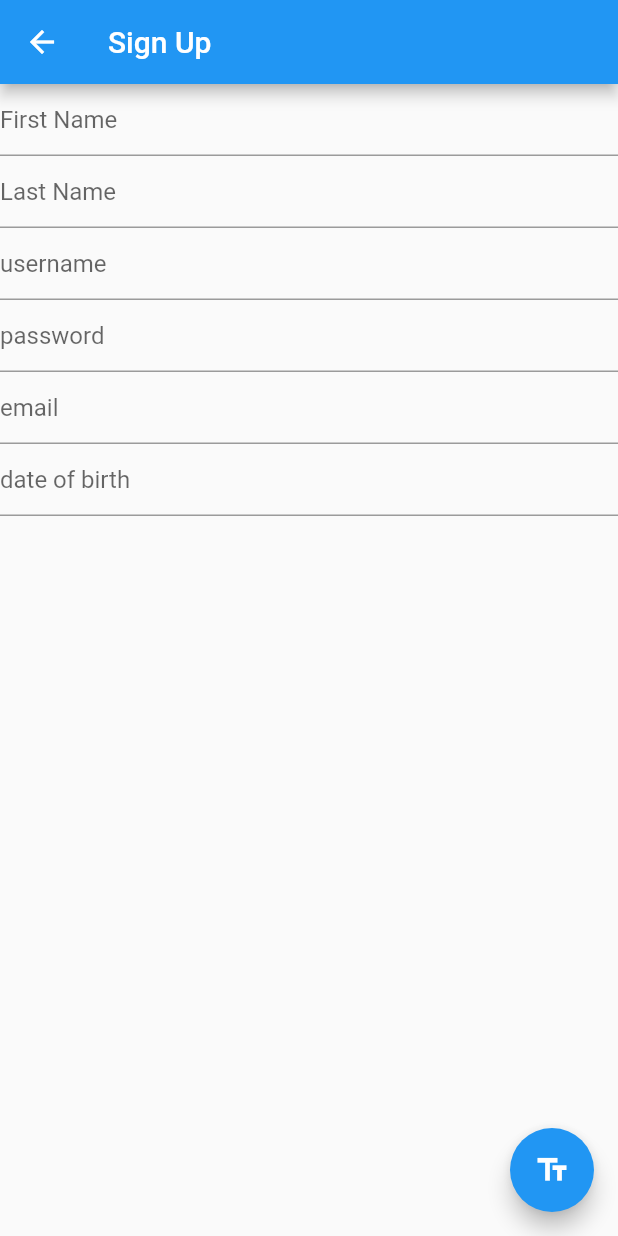
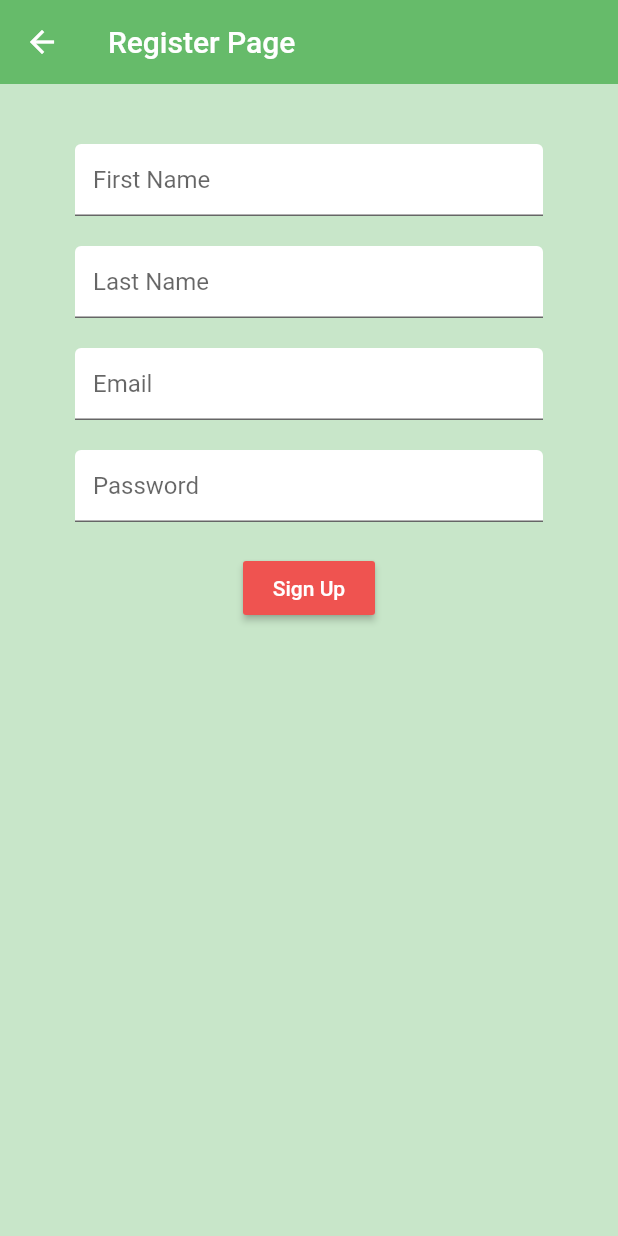
Before and after one commit to atmelaku/MediaCenterFlutter, a Flutter app: the SignUpPage screen opened directly, on a phone screen of 412 x 824 dp. Run offline on Flutter 3.47's test engine with Material 2 defaults, Android fonts, the phone set to English and light mode, and no system bars; our stand-ins replace firebase_auth, firebase_core; accounts and stored records are empty.

Commit message:
create a register page and validate the email and password

```diff
--- a/lib/auth/signup.dart
+++ b/lib/auth/signup.dart
@@ -1,81 +1,133 @@
+
 import 'package:flutter/material.dart';
-import 'dart:math';
-import 'package:cloud_firestore/cloud_firestore.dart';
-
-import 'login.dart';
+import 'package:mediacenterflutter/auth/auth.dart';
+import 'package:mediacenterflutter/auth/login.dart';
 
 class SignUpPage extends StatefulWidget {
+
+
   @override
-  _SignUpPageState createState() {
-    return _SignUpPageState();
+  _SignUpState createState() {
+    return _SignUpState();
   }
 }
 
-final firstNameController = TextEditingController();
-final lastNameController = TextEditingController();
-final usernameController = TextEditingController();
-final passwordController = TextEditingController();
-final emailController = TextEditingController();
-final dateController = TextEditingController();
+class _SignUpState extends State<SignUpPage> {
 
-Random random = new Random();
-int randomNumber = random.nextInt(1000);
+  final AuthService _auth = AuthService();
+  final _formKey = GlobalKey<FormState>();
 
-final firestoreInstance = FirebaseFirestore.instance;
-
-class _SignUpPageState extends State<SignUpPage> {
+  //text field state
+  String firstName = "";
+  String lastName = "";
+  String email = "";
+  String password = "";
+  String error = "";
   @override
   Widget build(BuildContext context) {
     return Scaffold(
-      appBar: AppBar(title: Text('Sign Up')),
-      body: Column(children: <Widget>[
-        TextField(
-          controller: firstNameController,
-          decoration: InputDecoration(hintText: 'First Name'),
+      backgroundColor: Colors.green[100],
+
+      appBar: AppBar(
+          backgroundColor: Colors.green[400],
+          elevation: 0.0,
+          title: Text('Register Page')),
+      body: Container(
+        padding: EdgeInsets.symmetric(vertical: 20.0, horizontal: 50.0),
+        child: Form(
+          key: _formKey,
+          child: Column(
+            children: [
+              SizedBox(height: 20),
+              TextFormField(
+                decoration: InputDecoration(
+                  hintText: "First Name",
+                  fillColor: Colors.white,
+                  filled: true,
                 ),
-        TextField(
-          controller: lastNameController,
-          decoration: InputDecoration(hintText: 'Last Name'),
+
+                onChanged: (val) {
+                  setState(() => firstName = val);
+                },
               ),
-        TextField(
-          controller: usernameController,
-          decoration: InputDecoration(hintText: 'username'),
+              SizedBox(height: 20),
+              TextFormField(
+                decoration: InputDecoration(
+                  hintText: "Last Name",
+                  fillColor: Colors.white,
+                  filled: true,
                 ),
-        TextField(
-          controller: passwordController,
-          decoration: InputDecoration(hintText: 'password'),
+                onChanged: (val) {
+                  setState(() => lastName = val);
+                },
               ),
-        TextField(
-          controller: emailController,
-          decoration: InputDecoration(hintText: 'email'),
+              SizedBox(height: 20),
+              TextFormField(
+                decoration: InputDecoration(
+                  hintText: "Email",
+                  fillColor: Colors.white,
+                  filled: true,
                 ),
-        TextField(
-          controller: dateController,
-          decoration: InputDecoration(hintText: 'date of birth'),
+                // check if the field is not empty
+                validator: (val) => val.isEmpty ? "Enter an email" : null,
+                onChanged: (val) {
+                  setState(() => email = val);
+                },
               ),
-      ]),
-      floatingActionButton: FloatingActionButton(
-        onPressed: () {
-          firestoreInstance.collection("profile").add({
-            "first_name": firstNameController.text,
-            "last_name": lastNameController.text,
-            "date_of_birth": dateController.text,
-            "user_ID": randomNumber,
+              SizedBox(height: 20),
+              TextFormField(
+                decoration: InputDecoration(
+                  hintText: "Password",
+                  fillColor: Colors.white,
+                  filled: true,
+                ),
+                // check if the password char is loger than six char
+                validator: (val) => val.length < 6 ? "Enter 6+ character " : null,
+                obscureText: true,
+                onChanged: (val) {
+                  setState(() => password = val);
+                },
+              ),
+              SizedBox(height: 20),
+              RaisedButton(
+                color: Colors.red[400],
+                child: Text(
+                  "Sign Up",
+                  style: TextStyle(
+                    color: Colors.white,
+                  ),
+
+                ),
+                onPressed: () async {
+                  // if its validated we can register
+                  if (_formKey.currentState.validate()){
+                    dynamic result = await _auth.registerWithEmailAndPassword(firstName, lastName, email, password);
+                    // if result is  null meaning we are not able to register
+                    if(result == null) {
+                      setState(() {
+                        error = "please enter a valid email";
                       });
-          firestoreInstance.collection("users").add({
-            "username": usernameController.text,
-            "password": passwordController.text,
-            "email": emailController.text,
-            "id": randomNumber,
-            "role": "user",
-          });
+                    } else {
                       Navigator.push(
                         context,
                         MaterialPageRoute(builder: (context) => LoginPage()),
                       );
+                    }
+
+                  }
+
                 },
-        tooltip: 'Sign Up',
-        child: Icon(Icons.text_fields),
+              ),
+              SizedBox(height: 12),
+              Text(error,
+                style: TextStyle(
+                  color: Colors.red, fontSize: 14.0,
+                ),
+
+              )
+            ],
+          ),
+        ),
       ),
     );
   }
```
Lines whose indentation alone changed are shown as unchanged.
